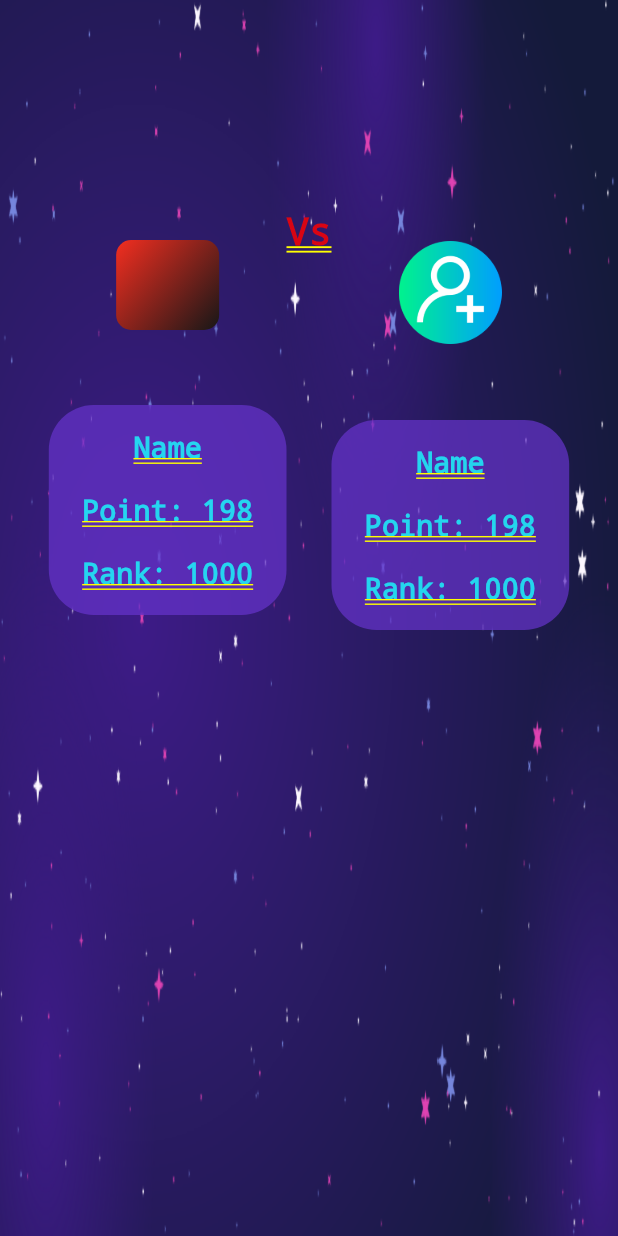
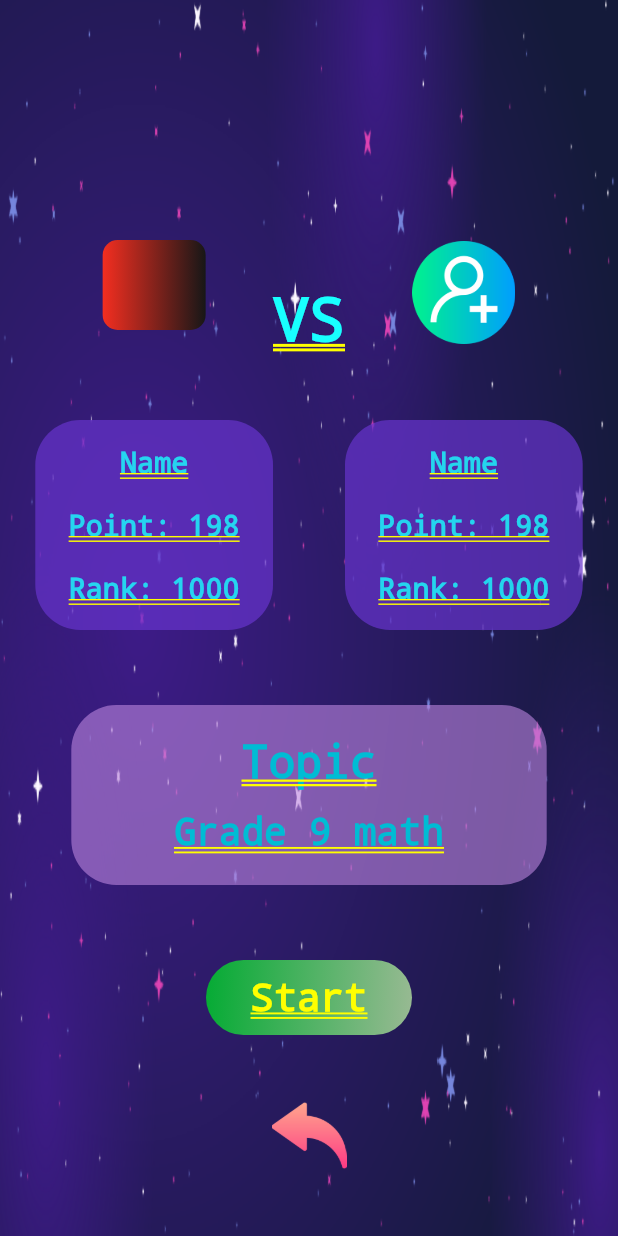
Before and after one commit to thanhpro0703/o_z_e, a Flutter app: the screen it shows after launch, on a phone screen of 412 x 824 dp. Run offline on Flutter 3.47's test engine with Material 2 defaults, Android fonts, the light colour scheme and no system bars.

Commit message:
hoan thanh solo

```diff
--- a/game_app/lib/screen_solo/screen_solo.dart
+++ b/game_app/lib/screen_solo/screen_solo.dart
@@ -12,7 +12,7 @@ class _MyScreenChooseLevel extends State<Screen_Solo> {
   @override
   Widget build(BuildContext context) {
     return Container(
-      decoration: BoxDecoration(
+      decoration: const BoxDecoration(
           image: DecorationImage(
         image: AssetImage("assets/background-home.png"),
         fit: BoxFit.fill,
@@ -35,7 +35,7 @@ class _MyScreenChooseLevel extends State<Screen_Solo> {
                         gradient: const LinearGradient(
                           colors: [Color(0xfff32e20), Color(0xff171717)],
                           begin: Alignment.topLeft,
-                          end: Alignment.bottomRight,
+                          end: Alignment.topRight,
                         )),
                     child: Center()),
                 Padding(padding: EdgeInsets.only(top: 50)),
@@ -45,6 +45,7 @@ class _MyScreenChooseLevel extends State<Screen_Solo> {
                     decoration: BoxDecoration(
                         borderRadius: BorderRadius.circular(30),
                         color: Color(0xffff6633CC).withOpacity(0.7)),
+                    margin: EdgeInsets.only(top: 10),
                     child: Center(
                       child: Column(
                           mainAxisAlignment: MainAxisAlignment.center,
@@ -73,8 +74,10 @@ class _MyScreenChooseLevel extends State<Screen_Solo> {
                     )),
               ]),
               Container(
-                  margin: EdgeInsets.only(top: 20),
-                  child: Text('Vs', style: TextStyle(fontSize: 25))),
+                  margin: EdgeInsets.only(top: 70),
+                  child: Text('VS',
+                      style:
+                          TextStyle(fontSize: 40, color: Colors.cyanAccent))),
               Column(children: [
                 Padding(padding: EdgeInsets.only(top: 40)),
                 Container(
@@ -117,138 +120,57 @@ class _MyScreenChooseLevel extends State<Screen_Solo> {
                     )),
               ])
             ],
-          )
-          // ,
-          // Padding(padding: EdgeInsets.fromLTRB(0, 20, 0, 20)),
-          // Container(
-          //   width: MediaQuery.of(context).size.width / 2.5,
-          //   height: 50,
-          //   decoration: BoxDecoration(
-          //       borderRadius: BorderRadius.circular(50),
-          //       gradient: const LinearGradient(
-          //         colors: [Color(0xfff32e20), Color(0xff171717)],
-          //         begin: Alignment.centerLeft,
-          //         end: Alignment.centerRight,
-          //       )),
-          //   child: Center(
-          //     child: Text(
-          //       'Arena',
-          //       style: TextStyle(
-          //         color: Colors.greenAccent,
-          //         fontSize: 26,
-          //       ),
-          //     ),
-          //   ),
-          // ),
-
-          // Padding(padding: EdgeInsets.only(top: 50)),
-          // Container(
-          //     width: MediaQuery.of(context).size.width / 2.2,
-          //     height: 40,
-          //     decoration: BoxDecoration(
-          //         borderRadius: BorderRadius.circular(50),
-          //         color: Color(0xffff6633CC).withOpacity(0.7)),
-          //     child: Center(
-          //       child: Text(
-          //         'Name',
-          //         style: TextStyle(
-          //             color: Colors.cyanAccent.withOpacity(0.8), fontSize: 19),
-          //       ),
-          //     )),
-          // Padding(padding: EdgeInsets.only(top: 50)),
-          // Container(
-          //     width: MediaQuery.of(context).size.width / 1.3,
-          //     height: 100,
-          //     decoration: BoxDecoration(
-          //         borderRadius: BorderRadius.circular(30),
-          //         color: Color(0xffff6633CC).withOpacity(0.7)),
-          //     child: Center(
-          //       child: Column(
-          //           mainAxisAlignment: MainAxisAlignment.center,
-          //           children: [
-          //             Text(
-          //               'Rank: 1000',
-          //               style: TextStyle(
-          //                   color: Colors.cyanAccent.withOpacity(0.8),
-          //                   fontSize: 19),
-          //             ),
-          //             Padding(padding: EdgeInsets.fromLTRB(0, 10, 0, 10)),
-          //             Text(
-          //               'Point: 198',
-          //               style: TextStyle(
-          //                   color: Colors.cyanAccent.withOpacity(0.8),
-          //                   fontSize: 19),
-          //             )
-          //           ]),
-          //     )),
-          // Padding(padding: EdgeInsets.only(top: 70)),
-          // Row(
-          //   mainAxisAlignment: MainAxisAlignment.center,
-          //   children: [
-          //     Container(
-          //         width: MediaQuery.of(context).size.width / 3.5,
-          //         height: 50,
-          //         decoration: BoxDecoration(
-          //             borderRadius: BorderRadius.circular(50),
-          //             gradient: const LinearGradient(
-          //               colors: [Color(0xfff32e20), Color(0xff171717)],
-          //               begin: Alignment.centerLeft,
-          //               end: Alignment.centerRight,
-          //             )),
-          //         child: Center(
-          //           child: Text(
-          //             '3 vs 3',
-          //             style: TextStyle(
-          //               color: Colors.greenAccent,
-          //               fontSize: 26,
-          //             ),
-          //           ),
-          //         )),
-          //     Container(
-          //         width: MediaQuery.of(context).size.width / 3.5,
-          //         height: 50,
-          //         decoration: BoxDecoration(
-          //             borderRadius: BorderRadius.circular(50),
-          //             gradient: const LinearGradient(
-          //               colors: [Color(0xfff32e20), Color(0xff171717)],
-          //               begin: Alignment.centerLeft,
-          //               end: Alignment.centerRight,
-          //             )),
-          //         child: Center(
-          //           child: Text(
-          //             '1 vs 1',
-          //             style: TextStyle(
-          //               color: Colors.greenAccent,
-          //               fontSize: 26,
-          //             ),
-          //           ),
-          //         )),
-          //     Container(
-          //         width: MediaQuery.of(context).size.width / 3.5,
-          //         height: 50,
-          //         decoration: BoxDecoration(
-          //             borderRadius: BorderRadius.circular(50),
-          //             gradient: const LinearGradient(
-          //               colors: [Color(0xfff32e20), Color(0xff171717)],
-          //               begin: Alignment.centerLeft,
-          //               end: Alignment.centerRight,
-          //             )),
-          //         child: Center(
-          //           child: Text(
-          //             'Random',
-          //             style: TextStyle(
-          //               color: Colors.greenAccent,
-          //               fontSize: 26,
-          //             ),
-          //           ),
-          //         ))
-          //   ],
-          // ),
-          // Container(
-          //   height: 50,
-          //   width: 50,
-          //   child: Image(image: AssetImage('assets/reply-message.png')),
-          // )
+          ),
+          Padding(padding: EdgeInsets.only(top: 50)),
+          Container(
+              width: MediaQuery.of(context).size.width / 1.3,
+              height: 120,
+              decoration: BoxDecoration(
+                  borderRadius: BorderRadius.circular(30),
+                  color: Color.fromARGB(255, 187, 133, 222).withOpacity(0.6)),
+              child: Center(
+                  child: Column(
+                mainAxisAlignment: MainAxisAlignment.center,
+                children: [
+                  Text(
+                    'Topic',
+                    style: TextStyle(fontSize: 30, color: Colors.cyan),
+                  ),
+                  Padding(padding: EdgeInsets.only(top: 15)),
+                  Text('Grade 9 math',
+                      style: TextStyle(fontSize: 25, color: Colors.cyan))
+                ],
+              ))),
+          Container(
+              margin: EdgeInsets.only(top: 50),
+              width: MediaQuery.of(context).size.width / 3,
+              height: 50,
+              decoration: BoxDecoration(
+                  borderRadius: BorderRadius.circular(50),
+                  gradient: const LinearGradient(
+                    colors: [
+                      Color.fromARGB(255, 6, 171, 53),
+                      Color.fromARGB(255, 224, 193, 193)
+                    ],
+                    begin: Alignment.centerLeft,
+                    end: Alignment(2, 0.5),
+                  )),
+              child: Center(
+                child: Text(
+                  'Start',
+                  style: TextStyle(
+                    color: Colors.yellowAccent,
+                    fontSize: 26,
+                  ),
+                ),
+              )),
+          Expanded(
+              flex: 2,
+              child: Container(
+                height: 50,
+                width: 50,
+                child: Image(image: AssetImage('assets/reply-message.png')),
+              ))
         ],
       ),
     );
```
